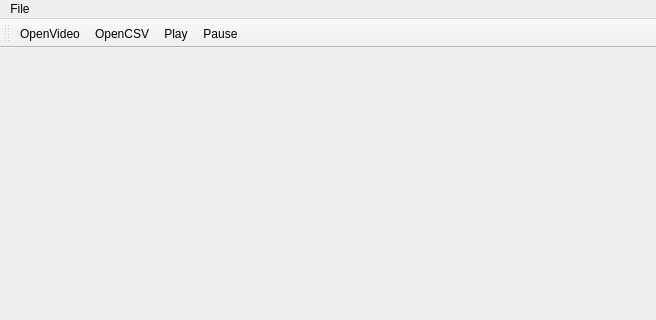
Above: mainwindow.ui from lnowakow/Opis before the change; both pictures show x 0 to 656 and y 0 to 320 of the 656 by 538 pixel window. Below: the same form after it.
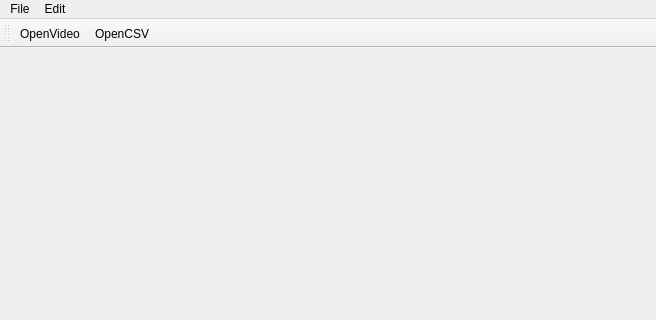
That is the form after the change. Icons and pictures are not drawn.

The edit to the form file:
```diff
--- a/mainwindow.ui
+++ b/mainwindow.ui
@@ -30,7 +30,14 @@
     <addaction name="actionOpenVideo"/>
     <addaction name="actionOpenCSV"/>
    </widget>
+   <widget class="QMenu" name="menuEdit">
+    <property name="title">
+     <string>Edit</string>
+    </property>
+    <addaction name="actionEdit_Class_Labels"/>
+   </widget>
    <addaction name="menuFile"/>
+   <addaction name="menuEdit"/>
   </widget>
   <widget class="QStatusBar" name="statusbar"/>
   <widget class="QToolBar" name="toolBar">
@@ -45,8 +52,6 @@
    </attribute>
    <addaction name="actionOpenVideo"/>
    <addaction name="actionOpenCSV"/>
-   <addaction name="actionPlay"/>
-   <addaction name="actionPause"/>
   </widget>
   <action name="actionOpenVideo">
    <property name="icon">
@@ -78,19 +83,7 @@
      <normaloff>:/icons/play_button.png</normaloff>:/icons/play_button.png</iconset>
    </property>
    <property name="text">
-    <string>Play</string>
-   </property>
-  </action>
-  <action name="actionPause">
-   <property name="icon">
-    <iconset resource="resources.qrc">
-     <normaloff>:/icons/pause_button.png</normaloff>:/icons/pause_button.png</iconset>
-   </property>
-   <property name="text">
-    <string>Pause</string>
-   </property>
-   <property name="toolTip">
-    <string>Pause</string>
+    <string>Edit Class Labels</string>
    </property>
   </action>
  </widget>
```
Left out of the diff: 6 changed lines with no effect on the pictures.
